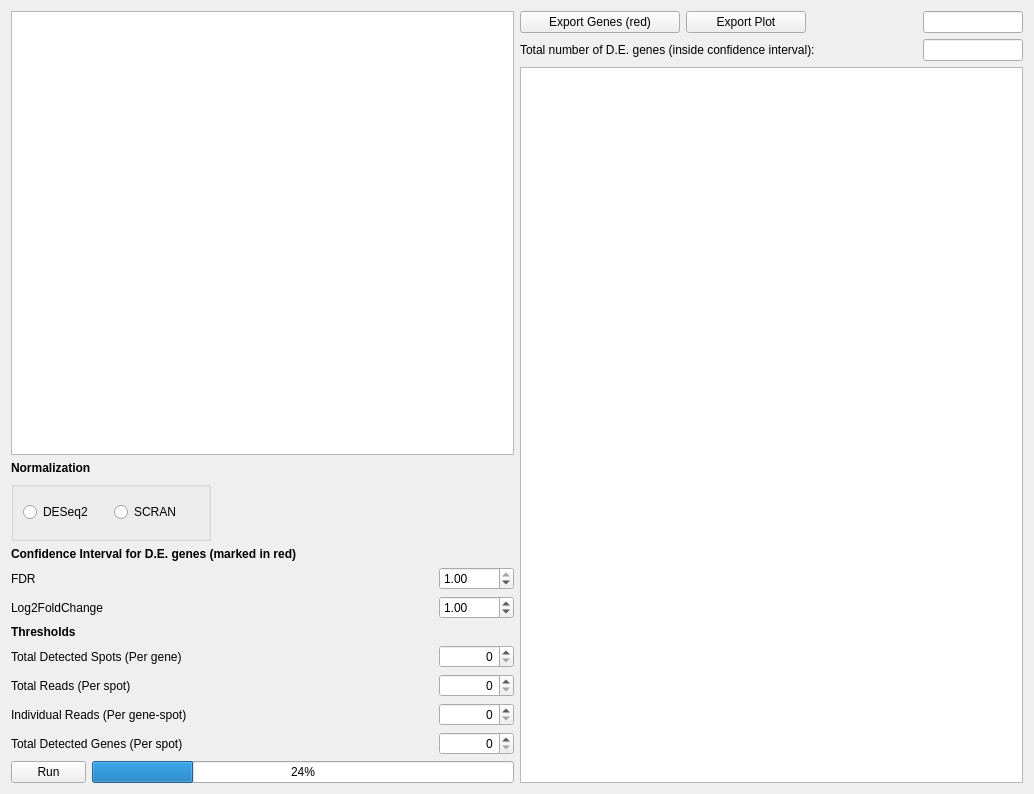
This is assets/ui/analysisDEA.ui in jfnavarro/st_viewer as Qt 5 draws it before an edit. The edited form follows.
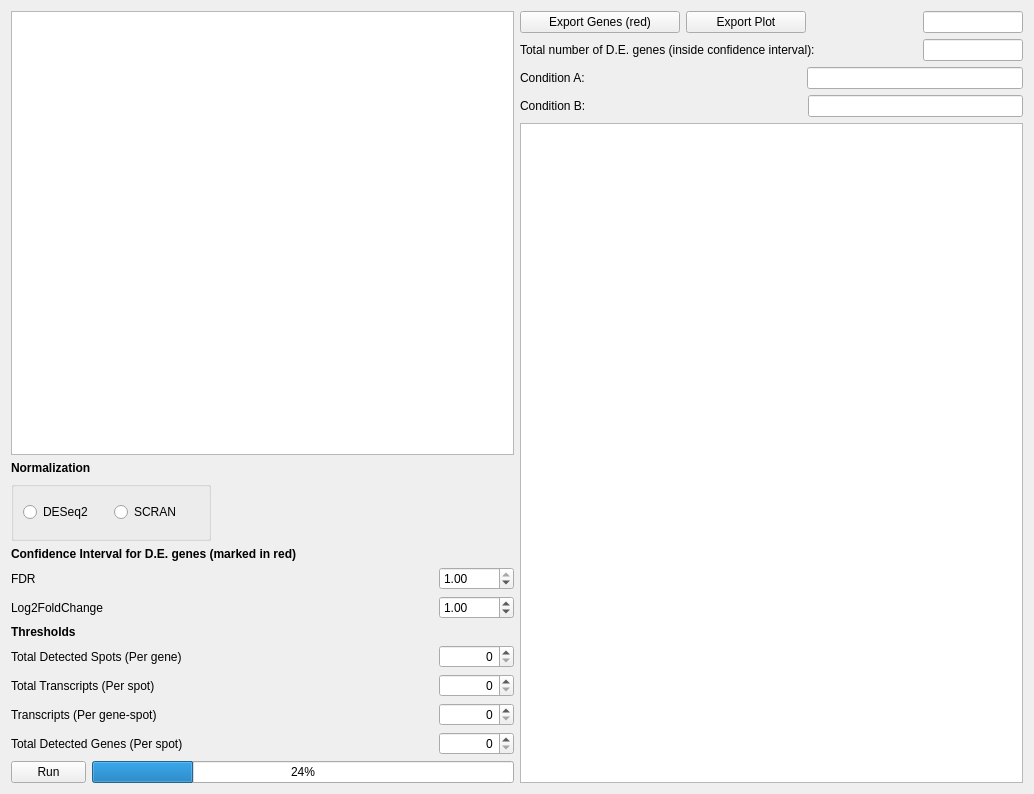
This is the edited form. Custom widgets are drawn as their Qt base class.

What changed in the file:
```diff
--- a/assets/ui/analysisDEA.ui
+++ b/assets/ui/analysisDEA.ui
@@ -16,7 +16,7 @@
   <property name="windowTitle">
    <string>Differential Expression Analysis with DESeq2</string>
   </property>
-  <layout class="QHBoxLayout" name="horizontalLayout_7">
+  <layout class="QHBoxLayout" name="horizontalLayout_13">
    <item>
     <layout class="QVBoxLayout" name="verticalLayout_2">
      <item>
@@ -273,7 +273,7 @@
        <item>
         <widget class="QLabel" name="label_12">
          <property name="text">
-          <string>Total Reads (Per spot)</string>
+          <string>Total Transcripts (Per spot)</string>
          </property>
         </widget>
        </item>
@@ -316,7 +316,7 @@
        <item>
         <widget class="QLabel" name="label_10">
          <property name="text">
-          <string>Individual Reads (Per gene-spot)</string>
+          <string>Transcripts (Per gene-spot)</string>
          </property>
         </widget>
        </item>
@@ -589,6 +589,68 @@
        </item>
       </layout>
      </item>
+     <item>
+      <layout class="QHBoxLayout" name="horizontalLayout_7">
+       <item>
+        <widget class="QLabel" name="label_7">
+         <property name="text">
+          <string>Condition A:</string>
+         </property>
+        </widget>
+       </item>
+       <item>
+        <spacer name="horizontalSpacer_7">
+         <property name="orientation">
+          <enum>Qt::Horizontal</enum>
+         </property>
+         <property name="sizeHint" stdset="0">
+          <size>
+           <width>40</width>
+           <height>20</height>
+          </size>
+         </property>
+        </spacer>
+       </item>
+       <item>
+        <widget class="QLineEdit" name="conditionA">
+         <property name="readOnly">
+          <bool>true</bool>
+         </property>
+        </widget>
+       </item>
+      </layout>
+     </item>
+     <item>
+      <layout class="QHBoxLayout" name="horizontalLayout_8">
+       <item>
+        <widget class="QLabel" name="label_8">
+         <property name="text">
+          <string>Condition B:</string>
+         </property>
+        </widget>
+       </item>
+       <item>
+        <spacer name="horizontalSpacer_8">
+         <property name="orientation">
+          <enum>Qt::Horizontal</enum>
+         </property>
+         <property name="sizeHint" stdset="0">
+          <size>
+           <width>40</width>
+           <height>20</height>
+          </size>
+         </property>
+        </spacer>
+       </item>
+       <item>
+        <widget class="QLineEdit" name="conditionB">
+         <property name="readOnly">
+          <bool>true</bool>
+         </property>
+        </widget>
+       </item>
+      </layout>
+     </item>
      <item>
       <widget class="QTableView" name="tableview"/>
      </item>
```
Left out of the diff: 12 changed lines with no effect on the pictures.
